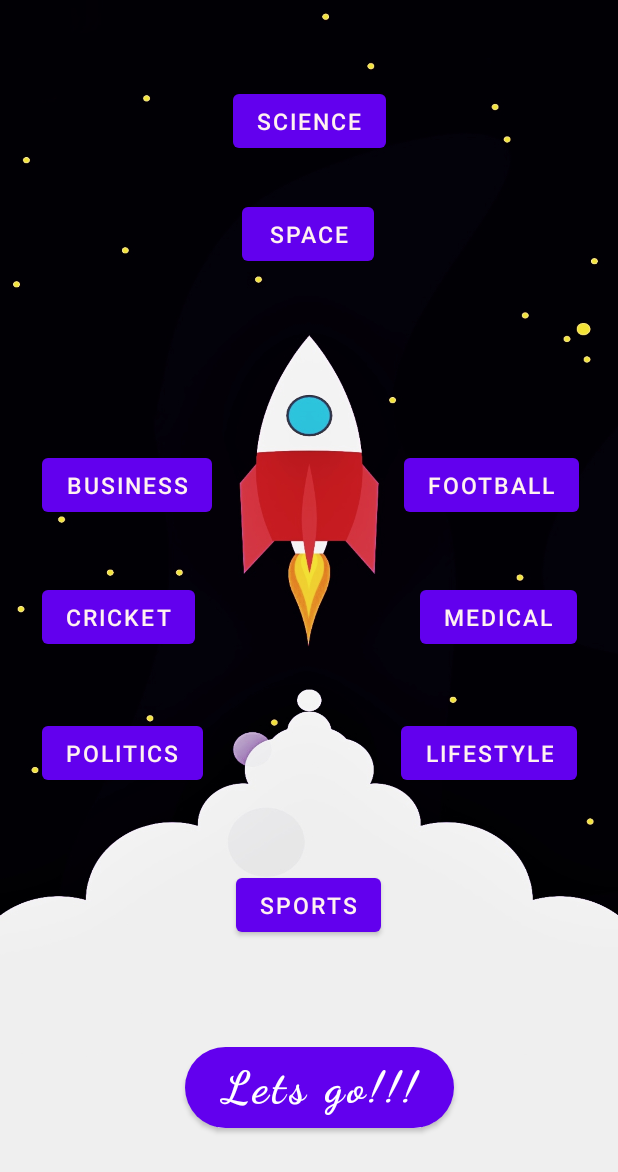
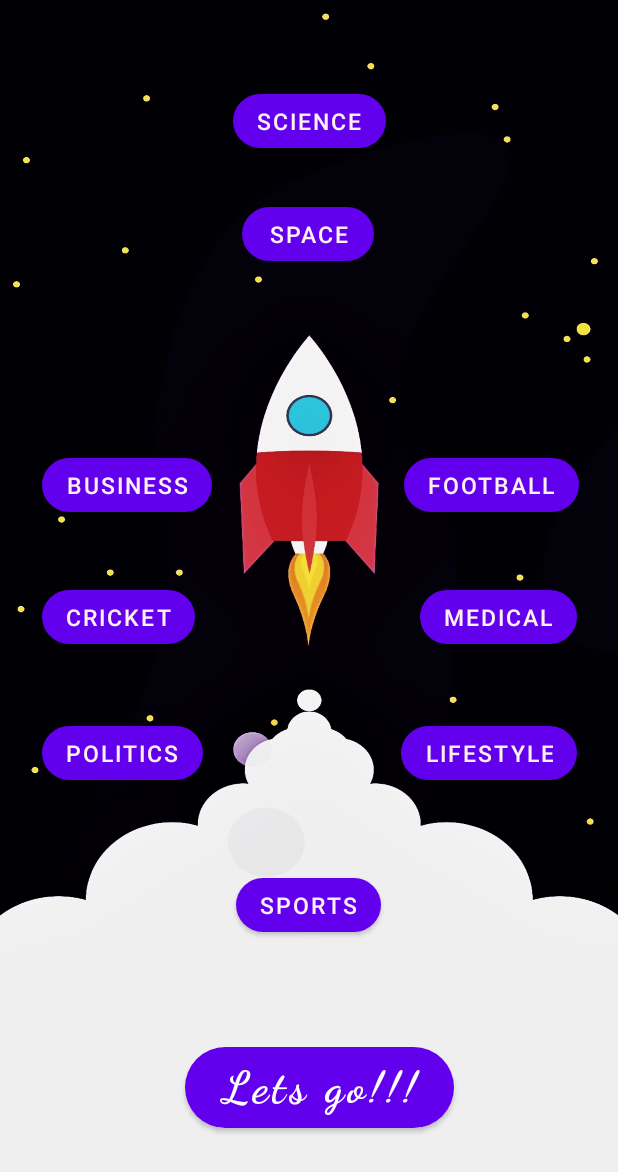
Before and after one commit to NandaNxD/NewsX, an Android app: the Genre screen opened directly, with no data from a screen before it, on a phone screen of 412 x 824 dp. Shown: the top 1172 px of the screen. Run offline under Robolectric (Android 15) with nearby library versions, the phone set to English and light mode, and no system bars; Roboto replaces fonts that are not available here.

Commit message:
Rounded Corner buttons

```diff
--- a/app/src/main/res/layout/genre.xml
+++ b/app/src/main/res/layout/genre.xml
@@ -53,6 +53,7 @@
         android:text="Space"
         android:textColor="#FFF1F1"
         android:textSize="15sp"
+        app:cornerRadius="30dp"
         app:layout_constraintBottom_toTopOf="@+id/openrocket"
         app:layout_constraintEnd_toEndOf="parent"
         app:layout_constraintHorizontal_bias="0.498"
@@ -69,6 +70,7 @@
         android:text="Science"
         android:textColor="#FFF1F1"
         android:textSize="15sp"
+        app:cornerRadius="30dp"
         app:layout_constraintBottom_toBottomOf="parent"
         app:layout_constraintEnd_toEndOf="parent"
         app:layout_constraintStart_toStartOf="parent"
@@ -84,6 +86,7 @@
         android:text="Politics"
         android:textColor="#FFF1F1"
         android:textSize="15sp"
+        app:cornerRadius="30dp"
         app:layout_constraintBottom_toBottomOf="parent"
         app:layout_constraintEnd_toEndOf="parent"
         app:layout_constraintHorizontal_bias="0.092"
@@ -100,6 +103,7 @@
         android:text="Sports"
         android:textColor="#FFF1F1"
         android:textSize="15sp"
+        app:cornerRadius="30dp"
         app:layout_constraintBottom_toTopOf="@+id/openrocket"
         app:layout_constraintEnd_toEndOf="parent"
         app:layout_constraintHorizontal_bias="0.498"
@@ -116,6 +120,7 @@
         android:text="Business"
         android:textColor="#FFF1F1"
         android:textSize="15sp"
+        app:cornerRadius="30dp"
         app:layout_constraintBottom_toBottomOf="parent"
         app:layout_constraintEnd_toEndOf="parent"
         app:layout_constraintHorizontal_bias="0.093"
@@ -132,6 +137,7 @@
         android:text="Football"
         android:textColor="#FFF1F1"
         android:textSize="15sp"
+        app:cornerRadius="30dp"
         app:layout_constraintBottom_toBottomOf="parent"
         app:layout_constraintEnd_toEndOf="parent"
         app:layout_constraintHorizontal_bias="0.912"
@@ -148,6 +154,7 @@
         android:text="Lifestyle"
         android:textColor="#FFF1F1"
         android:textSize="15sp"
+        app:cornerRadius="30dp"
         app:layout_constraintBottom_toBottomOf="parent"
         app:layout_constraintEnd_toEndOf="parent"
         app:layout_constraintHorizontal_bias="0.908"
@@ -165,6 +172,7 @@
         android:text="Medical"
         android:textColor="#FFF1F1"
         android:textSize="15sp"
+        app:cornerRadius="30dp"
         app:layout_constraintBottom_toBottomOf="parent"
         app:layout_constraintEnd_toEndOf="parent"
         app:layout_constraintHorizontal_bias="0.912"
@@ -181,6 +189,7 @@
         android:text="Cricket"
         android:textColor="#FFF1F1"
         android:textSize="15sp"
+        app:cornerRadius="30dp"
         app:layout_constraintBottom_toBottomOf="parent"
         app:layout_constraintEnd_toEndOf="parent"
         app:layout_constraintHorizontal_bias="0.09"
```
